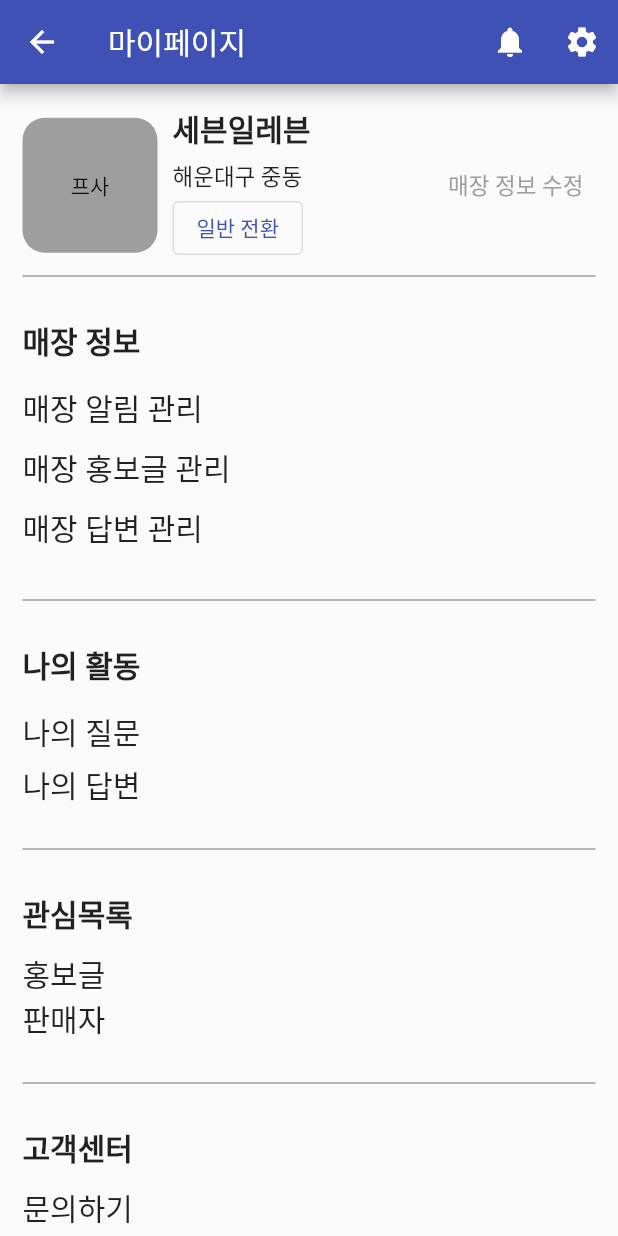
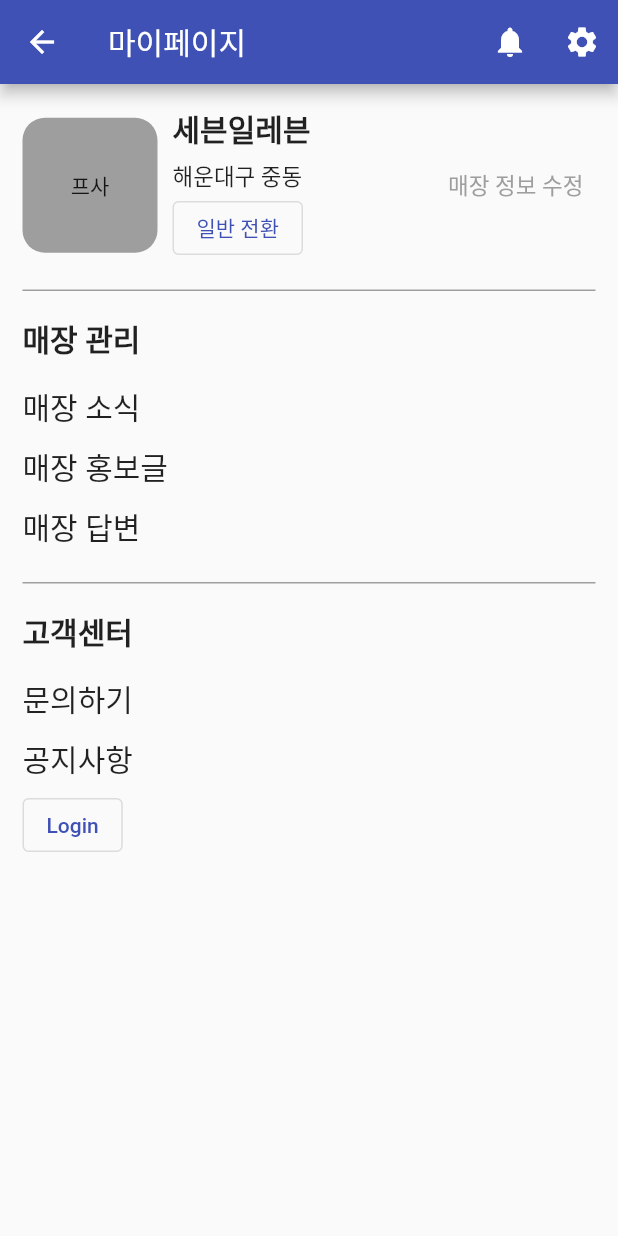
Before and after one commit to JJulme/jigu, a Flutter app: the MypageScreen screen opened directly, after a tap on "사업자 전환", on a phone screen of 412 x 824 dp. Run offline on Flutter 3.47's test engine with Material 2 defaults, Android fonts, the light colour scheme and no system bars; our stand-ins replace fluttertoast, get, image_picker, share.

Commit message:
myseller 구성 생성

```diff
--- a/lib/screen/mypage/mypage_screen.dart
+++ b/lib/screen/mypage/mypage_screen.dart
@@ -4,8 +4,11 @@
 import 'package:jigu/screen/mypage/mypage_common_modify_screen.dart';
 import 'package:jigu/screen/mypage/mypage_notice_screen.dart';
 import 'package:jigu/screen/mypage/mypage_question_screen.dart';
-import 'package:jigu/screen/mypage/mypage_seller_modify_screen.dart';
 import 'package:jigu/screen/mypage/mypage_setting_screen.dart';
+import 'package:jigu/screen/mypage/myseller/myseller_answer_screen.dart';
+import 'package:jigu/screen/mypage/myseller/myseller_modify_screen.dart';
+import 'package:jigu/screen/mypage/myseller/myseller_news_screen.dart';
+import 'package:jigu/screen/mypage/myseller/myseller_promotion_screen.dart';
 
 class MypageScreen extends StatefulWidget {
   const MypageScreen({super.key});
@@ -57,33 +60,13 @@
             children: [
               //일반계정 프로필 정보
               SizedBox(child: common ? commonProfile() : sellerProfile()),
-              //나의 활동
-              const SizedBox(height: 20),
-              const Divider(color: Colors.grey, thickness: 1.0),
-              const SizedBox(height: 20),
-              const Text("나의 활동",
-                  style: TextStyle(fontSize: 20, fontWeight: FontWeight.w600)),
-              const SizedBox(height: 10),
-              mypageRouter("나의 질문", const MypageQuestionScreen()),
-              const Text("나의 답변", style: TextStyle(fontSize: 20)),
-              //관심목록
-              const SizedBox(height: 20),
-              const Divider(color: Colors.grey, thickness: 1.0),
-              const SizedBox(height: 20),
-              const Text("관심목록",
-                  style: TextStyle(fontSize: 20, fontWeight: FontWeight.w600)),
-              const SizedBox(height: 10),
-              const Text("홍보글", style: TextStyle(fontSize: 20)),
-              const Text("판매자", style: TextStyle(fontSize: 20)),
               //고객센터
-              const SizedBox(height: 20),
-              const Divider(color: Colors.grey, thickness: 1.0),
-              const SizedBox(height: 20),
+              const Divider(color: Colors.grey, thickness: 1.0, height: 35),
               const Text("고객센터",
                   style: TextStyle(fontSize: 20, fontWeight: FontWeight.w600)),
               const SizedBox(height: 10),
-              const Text("문의하기", style: TextStyle(fontSize: 20)),
-              const Text("공지사항", style: TextStyle(fontSize: 20)),
+              mypageRouter("문의하기", const MypageQuestionScreen()),
+              mypageRouter("공지사항", const MypageQuestionScreen()),
               OutlinedButton(
                   onPressed: () => Get.to(() => const LoginScreen()),
                   child: const Text("Login")),
@@ -114,7 +97,10 @@
 
   //일반프로필 설정
   Widget commonProfile() {
-    return Row(
+    return Column(
+      crossAxisAlignment: CrossAxisAlignment.start,
+      children: [
+        Row(
           mainAxisAlignment: MainAxisAlignment.spaceBetween,
           children: [
             Row(
@@ -133,8 +119,8 @@
                   crossAxisAlignment: CrossAxisAlignment.start,
                   children: [
                     const Text("닉네임",
-                    style:
-                        TextStyle(fontSize: 20, fontWeight: FontWeight.w600)),
+                        style: TextStyle(
+                            fontSize: 20, fontWeight: FontWeight.w600)),
                     const SizedBox(height: 5),
                     const Text("서울 신림동", style: TextStyle(fontSize: 15)),
                     //사업자로 바뀌는 버튼
@@ -159,6 +145,22 @@
                 style: TextStyle(fontSize: 15, color: Colors.grey),
               ),
             ),
+          ],
+        ),
+        //나의 활동
+        const Divider(color: Colors.grey, thickness: 1.0, height: 35),
+        const Text("나의 활동",
+            style: TextStyle(fontSize: 20, fontWeight: FontWeight.w600)),
+        const SizedBox(height: 10),
+        mypageRouter("나의 질문", const MypageQuestionScreen()),
+        mypageRouter("나의 답변", const MypageQuestionScreen()),
+        //관심목록
+        const Divider(color: Colors.grey, thickness: 1.0, height: 35),
+        const Text("관심목록",
+            style: TextStyle(fontSize: 20, fontWeight: FontWeight.w600)),
+        const SizedBox(height: 10),
+        mypageRouter("홍보글", const MypageQuestionScreen()),
+        mypageRouter("판매자", const MypageQuestionScreen()),
       ],
     );
   }
@@ -207,7 +209,7 @@
             //프로필 수정 자리
             TextButton(
               onPressed: () {
-                Get.to(() => const MypageSellerModifyScreen());
+                Get.to(() => const MysellerModifyScreen());
               },
               child: const Text(
                 "매장 정보 수정",
@@ -216,14 +218,13 @@
             ),
           ],
         ),
-        const Divider(color: Colors.grey, thickness: 1.0),
-        const SizedBox(height: 20),
-        const Text("매장 정보",
+        const Divider(color: Colors.grey, thickness: 1.0, height: 35),
+        const Text("매장 관리",
             style: TextStyle(fontSize: 20, fontWeight: FontWeight.w600)),
         const SizedBox(height: 10),
-        mypageRouter("매장 알림 관리", const MypageQuestionScreen()),
-        mypageRouter("매장 홍보글 관리", const MypageQuestionScreen()),
-        mypageRouter("매장 답변 관리", const MypageQuestionScreen()),
+        mypageRouter("매장 소식", const MysellerNewsScreen()),
+        mypageRouter("매장 홍보글", const MysellerPromotionScreen()),
+        mypageRouter("매장 답변", const MysellerAnswerScreen()),
       ],
     );
   }
```
Also changed, not shown: lib/screen/mypage/myseller/myseller_answer_detail_screen.dart (added, +87 -0 lines), lib/screen/mypage/myseller/myseller_answer_screen.dart (added, +81 -0 lines), lib/screen/mypage/myseller/myseller_modify_screen.dart (renamed from lib/screen/mypage/mypage_seller_modify_screen.dart, +8 -12 lines), lib/screen/mypage/myseller/myseller_news_screen.dart (added, +58 -0 lines), lib/screen/mypage/myseller/myseller_promotion_add_screen.dart (added, +54 -0 lines), lib/screen/mypage/myseller/myseller_promotion_detail_screen.dart (added, +61 -0 lines), lib/screen/mypage/myseller/myseller_promotion_screen.dart (added, +75 -0 lines). Lines whose indentation alone changed are shown as unchanged.
